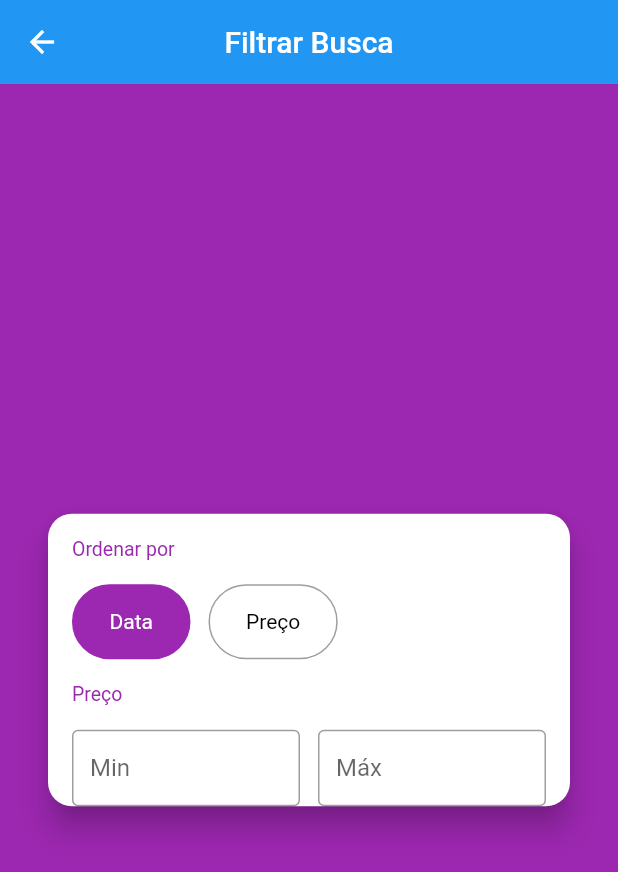
After one commit to Moura14/Olx_clone, a Flutter app: the FilterScreen screen opened directly, on a phone screen of 412 x 824 dp. The commit adds this screen. Shown: the top 872 px of the screen. Run offline on Flutter 3.47's test engine with Material 2 defaults, Android fonts, the phone set to English and light mode, and no system bars; our stand-ins replace brasil_fields, dio, flutter_mobx, get_it, image_cropper, image_picker and 4 more; accounts and stored records are empty; generated files the repository leaves out were written again; network calls fail; statements that could not run were skipped.

Commit message:
Criação da tela de filtros parte 1

```diff
--- /dev/null
+++ b/lib/screens/create/components/price_field.dart
@@ -0,0 +1,37 @@
+import 'package:brasil_fields/brasil_fields.dart';
+import 'package:flutter/material.dart';
+import 'package:flutter/services.dart';
+
+class PriceField extends StatelessWidget {
+  //const PriceField({Key key}) : super(key: key);
+
+  PriceField({this.label, this.onChanged, this.initialValue});
+  final String label;
+  final Function(int) onChanged;
+  final int initialValue;
+
+  @override
+  Widget build(BuildContext context) {
+    return Expanded(
+      child: TextFormField(
+        decoration: InputDecoration(
+            prefixText: 'R\$ ',
+            border: OutlineInputBorder(),
+            isDense: true,
+            labelText: label),
+        inputFormatters: [
+          FilteringTextInputFormatter.digitsOnly,
+          RealInputFormatter()
+        ],
+        keyboardType: TextInputType.phone,
+        style: TextStyle(
+          fontSize: 16,
+        ),
+        onChanged: (text) {
+          onChanged(int.tryParse(text.replaceAll(".", "")));
+        },
+        initialValue: initialValue?.toString(),
+      ),
+    );
+  }
+}
--- /dev/null
+++ b/lib/screens/filter/components/order_by_field.dart
@@ -0,0 +1,58 @@
+import 'package:flutter/material.dart';
+import 'package:flutter_mobx/flutter_mobx.dart';
+import 'package:olx_mobx/screens/filter/components/sectin_title.dart';
+import 'package:olx_mobx/stores/filter_stores.dart';
+
+class OrderByField extends StatelessWidget {
+  //const OrderByField({Key key}) : super(key: key);
+
+  OrderByField(this.filter);
+  final FilterStores filter;
+
+  @override
+  Widget build(BuildContext context) {
+    Widget buildOptions(String title, OrderBy options) {
+      return GestureDetector(
+        onTap: () {
+          filter.setOrderBy(options);
+        },
+        child: Container(
+          height: 50,
+          alignment: Alignment.center,
+          padding: const EdgeInsets.symmetric(horizontal: 24),
+          decoration: BoxDecoration(
+              borderRadius: BorderRadius.circular(25),
+              color: filter.orderBy == options
+                  ? Colors.purple
+                  : Colors.transparent,
+              border: Border.all(
+                  color:
+                      filter.orderBy == options ? Colors.purple : Colors.grey)),
+          child: Text(
+            title,
+            style: TextStyle(
+                color: filter.orderBy == options ? Colors.white : Colors.black),
+          ),
+        ),
+      );
+    }
+
+    return Column(
+      crossAxisAlignment: CrossAxisAlignment.start,
+      children: [
+        SectionTitle("Ordenar por"),
+        Observer(builder: (_) {
+          return Row(
+            children: [
+              buildOptions('Data', OrderBy.DATE),
+              const SizedBox(
+                width: 12,
+              ),
+              buildOptions("Preço", OrderBy.PRICE)
+            ],
+          );
+        })
+      ],
+    );
+  }
+}
--- /dev/null
+++ b/lib/screens/filter/components/sectin_title.dart
@@ -0,0 +1,20 @@
+import 'package:flutter/material.dart';
+
+class SectionTitle extends StatelessWidget {
+  // const SectionTitle({Key key}) : super(key: key);
+
+  SectionTitle(this.title);
+  final String title;
+
+  @override
+  Widget build(BuildContext context) {
+    return Padding(
+      padding: EdgeInsets.symmetric(vertical: 16),
+      child: Text(
+        title,
+        style: TextStyle(
+            color: Colors.purple, fontSize: 13, fontWeight: FontWeight.w400),
+      ),
+    );
+  }
+}
--- /dev/null
+++ b/lib/screens/filter/filter_screen.dart
@@ -0,0 +1,38 @@
+import 'package:flutter/material.dart';
+import 'package:olx_mobx/screens/filter/components/order_by_field.dart';
+import 'package:olx_mobx/screens/filter/price_range_field.dart';
+import 'package:olx_mobx/stores/filter_stores.dart';
+
+class FilterScreen extends StatelessWidget {
+  //const FilterScreen({Key key}) : super(key: key);
+
+  final FilterStores filterStores = FilterStores();
+
+  @override
+  Widget build(BuildContext context) {
+    return Scaffold(
+      appBar: AppBar(
+        title: Text("Filtrar Busca"),
+        centerTitle: true,
+      ),
+      body: Center(
+        child: Card(
+            margin: const EdgeInsets.symmetric(horizontal: 32),
+            shape: RoundedRectangleBorder(
+              borderRadius: BorderRadius.circular(16),
+            ),
+            elevation: 8,
+            child: Padding(
+              padding: const EdgeInsets.symmetric(horizontal: 16),
+              child: Column(
+                mainAxisSize: MainAxisSize.min,
+                children: [
+                  OrderByField(filterStores),
+                  PriceRangeField(filterStores)
+                ],
+              ),
+            )),
+      ),
+    );
+  }
+}
--- /dev/null
+++ b/lib/screens/filter/price_range_field.dart
@@ -0,0 +1,49 @@
+import 'package:flutter/material.dart';
+import 'package:flutter_mobx/flutter_mobx.dart';
+import 'package:olx_mobx/screens/create/components/price_field.dart';
+import 'package:olx_mobx/screens/filter/components/sectin_title.dart';
+import 'package:olx_mobx/stores/filter_stores.dart';
+
+class PriceRangeField extends StatelessWidget {
+  //const PriceRangeField({Key key}) : super(key: key);
+
+  final FilterStores filterStores;
+  PriceRangeField(this.filterStores);
+
+  @override
+  Widget build(BuildContext context) {
+    return Column(
+      crossAxisAlignment: CrossAxisAlignment.start,
+      children: [
+        SectionTitle("Preço"),
+        Row(
+          children: [
+            PriceField(
+              label: "Min",
+              onChanged: filterStores.setMinPrice,
+              initialValue: filterStores.minPrice,
+            ),
+            const SizedBox(
+              width: 12,
+            ),
+            PriceField(
+                label: "Máx",
+                onChanged: filterStores.setMaxPrice,
+                initialValue: filterStores.maxPrice)
+          ],
+        ),
+        Observer(builder: (_) {
+          if (filterStores.priceError != null)
+            return Padding(
+              padding: EdgeInsets.only(top: 8),
+              child: Text(
+                filterStores.priceError,
+                style: TextStyle(color: Colors.red, fontSize: 12),
+              ),
+            );
+          return Container();
+        })
+      ],
+    );
+  }
+}
--- a/lib/screens/home/components/top_bar.dart
+++ b/lib/screens/home/components/top_bar.dart
@@ -1,24 +1,44 @@
 import 'package:flutter/material.dart';
+import 'package:flutter_mobx/flutter_mobx.dart';
+import 'package:get_it/get_it.dart';
+import 'package:olx_mobx/screens/category/category_screens.dart';
+import 'package:olx_mobx/screens/filter/filter_screen.dart';
 import 'package:olx_mobx/screens/home/components/bar_buttons.dart';
+import 'package:olx_mobx/stores/home_stores.dart';
 
 class TopBar extends StatelessWidget {
-  const TopBar({Key key}) : super(key: key);
+  //const TopBar({Key key}) : super(key: key);
+
+  final HomeStore homeStore = GetIt.I<HomeStore>();
 
   @override
   Widget build(BuildContext context) {
     return Row(
       children: [
-        BarButton(
-          label: "Categorias",
-          decoration: BoxDecoration(
-              border: Border(bottom: BorderSide(color: Colors.grey[400]))),
-        ),
+        Observer(builder: (_) {
+          return BarButton(
+            label: homeStore.category?.description ?? "Categorias",
+            decoration: BoxDecoration(
+                border: Border(bottom: BorderSide(color: Colors.grey[400]))),
+            onTap: () async {
+              final category = await Navigator.of(context).push(
+                  MaterialPageRoute(
+                      builder: (_) => CategoryScreens(
+                          showAll: true, selected: homeStore.category)));
+              if (category != null) homeStore.setCategory(category);
+            },
+          );
+        }),
         BarButton(
           label: "Filtros",
           decoration: BoxDecoration(
               border: Border(
                   bottom: BorderSide(color: Colors.grey[400]),
                   left: BorderSide(color: Colors.grey[400]))),
+          onTap: () {
+            Navigator.of(context)
+                .push(MaterialPageRoute(builder: (_) => FilterScreen()));
+          },
         )
       ],
     );
--- /dev/null
+++ b/lib/stores/filter_stores.dart
@@ -0,0 +1,31 @@
+import 'package:mobx/mobx.dart';
+part 'filter_stores.g.dart';
+
+enum OrderBy { DATE, PRICE }
+
+class FilterStores = _FilterStoresBase with _$FilterStores;
+
+abstract class _FilterStoresBase with Store {
+  @observable
+  OrderBy orderBy = OrderBy.DATE;
+
+  @action
+  void setOrderBy(OrderBy value) => orderBy = value;
+
+  @observable
+  int minPrice;
+
+  @action
+  void setMinPrice(int value) => minPrice = value;
+
+  @observable
+  int maxPrice;
+
+  void setMaxPrice(int value) => maxPrice = value;
+
+  @computed
+  String get priceError =>
+      maxPrice != null && minPrice != null && maxPrice < minPrice
+          ? 'Faixa de preço inválida'
+          : null;
+}
--- a/lib/stores/home_stores.dart
+++ b/lib/stores/home_stores.dart
@@ -1,4 +1,5 @@
 import 'package:mobx/mobx.dart';
+import 'package:olx_mobx/models/category.dart';
 part 'home_stores.g.dart';
 
 class HomeStore = _HomeStoreBase with _$HomeStore;
@@ -9,4 +10,10 @@ abstract class _HomeStoreBase with Store {
 
   @action
   void setSearch(String value) => search = value;
+
+  @observable
+  Category category;
+
+  @action
+  void setCategory(Category value) => category = value;
 }
```
Also changed, not shown: lib/stores/filter_stores.g.dart (added), lib/stores/home_stores.g.dart.
